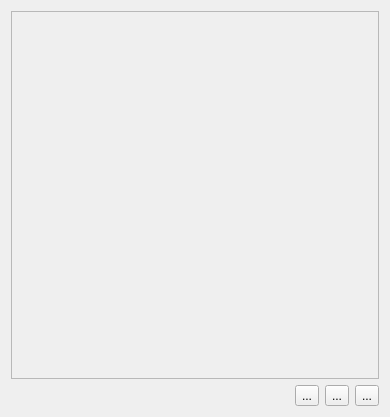
Qt form src/gui/formsimulator.ui (BuildmLearn/BuildmLearn-Toolkit) before a commit.
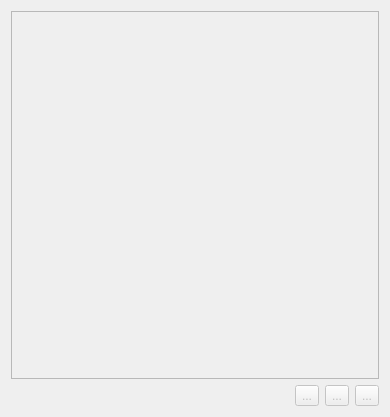
The same form after that commit. Custom widgets are drawn as their Qt base class.

What changed in the file:
```diff
--- a/src/gui/formsimulator.ui
+++ b/src/gui/formsimulator.ui
@@ -127,6 +127,9 @@
      </item>
      <item>
       <widget class="PlainToolButton" name="m_btnGoBack">
+       <property name="enabled">
+        <bool>false</bool>
+       </property>
        <property name="toolTip">
         <string>Goes one step backwards in running simulation.</string>
        </property>
@@ -137,6 +140,9 @@
      </item>
      <item>
       <widget class="PlainToolButton" name="m_btnStopSimulation">
+       <property name="enabled">
+        <bool>false</bool>
+       </property>
        <property name="toolTip">
         <string>Stops running simulation.</string>
        </property>
@@ -147,6 +153,9 @@
      </item>
      <item>
       <widget class="PlainToolButton" name="m_btnRunSimulation">
+       <property name="enabled">
+        <bool>false</bool>
+       </property>
        <property name="toolTip">
         <string>Starts new simulation.</string>
        </property>
```
